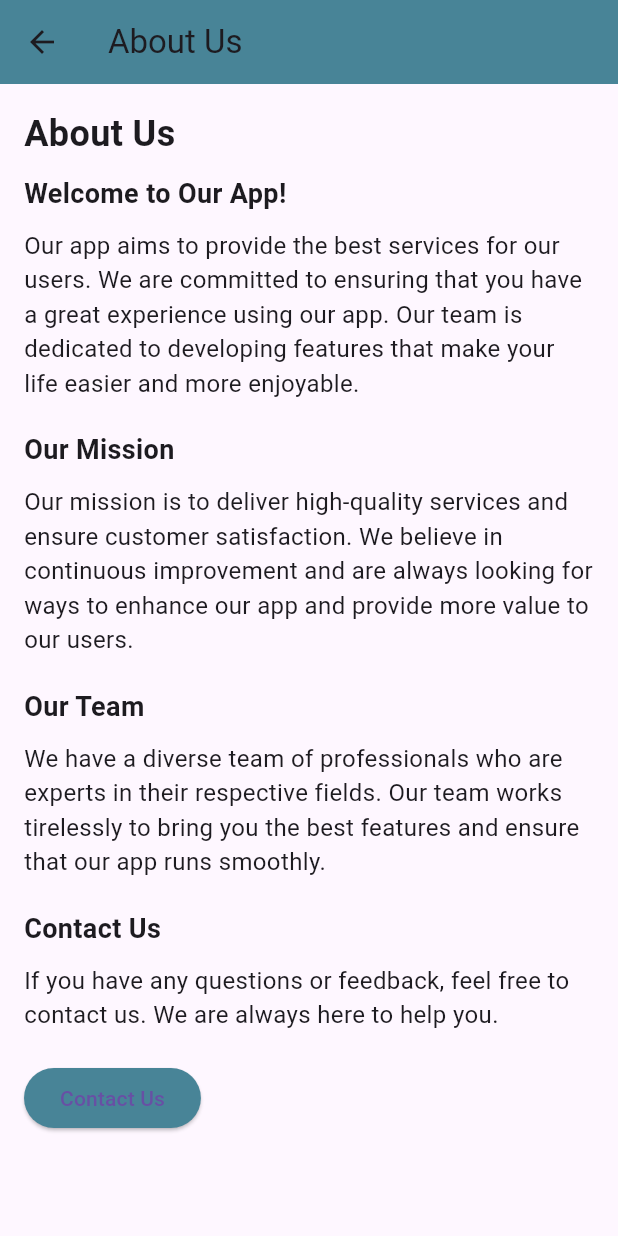
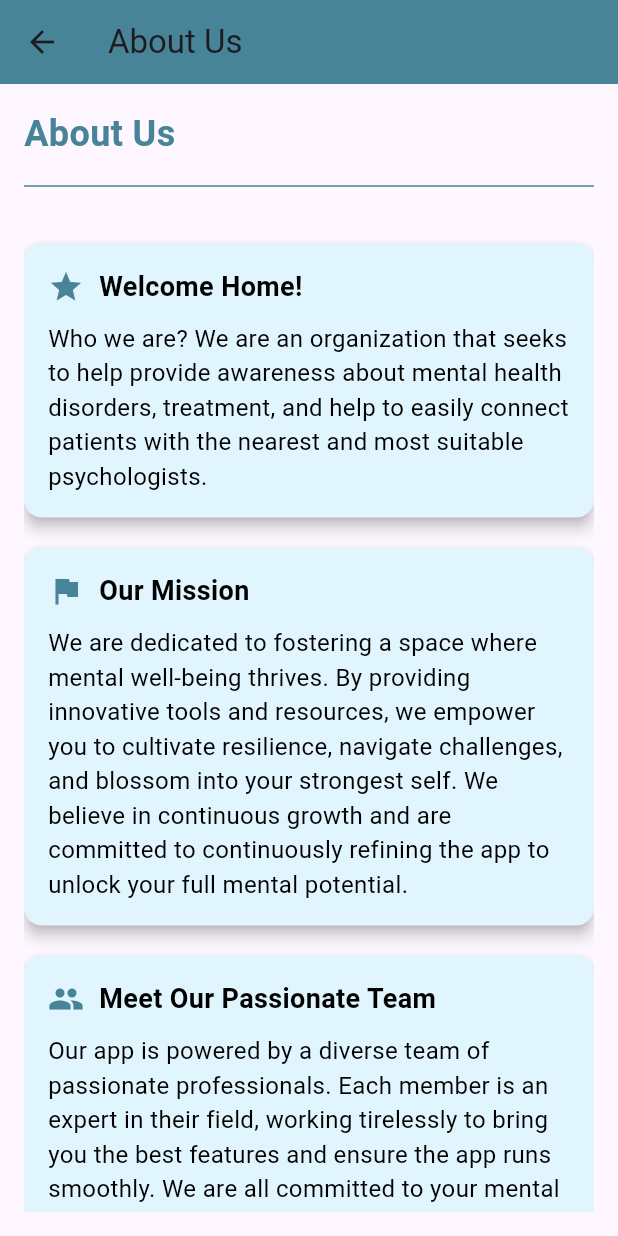
Before and after one commit to SalmHossam/Sherophopia, a Flutter app: the AboutUsPage screen opened by its route, on a phone screen of 412 x 824 dp. Run offline on Flutter 3.47's test engine with Material 3 defaults, Android fonts, the phone set to English and light mode, and no system bars; our stand-ins replace cloud_firestore, file_picker, firebase_auth, firebase_core, firebase_crashlytics, firebase_storage and 11 more; missing offline and left inert: agora_rtc_engine, booking_calendar; accounts and stored records are empty.

Commit message:
Update aboutTab.dart

```diff
--- a/lib/Tabs/aboutTab.dart
+++ b/lib/Tabs/aboutTab.dart
@@ -2,7 +2,8 @@ import 'package:flutter/material.dart';
 import 'package:sherophopia/Tabs/contactTab.dart';
 
 class AboutUsPage extends StatelessWidget {
-  static String routeName="About";
+  static String routeName = "About";
+
   @override
   Widget build(BuildContext context) {
     return Scaffold(
@@ -16,78 +17,158 @@ class AboutUsPage extends StatelessWidget {
           child: Column(
             crossAxisAlignment: CrossAxisAlignment.start,
             children: [
-              Text(
-                'About Us',
-                style: TextStyle(
-                  fontSize: 24,
-                  fontWeight: FontWeight.bold,
-                ),
+              _buildAnimatedHeader(),
+              SizedBox(height: 20),
+              _buildSection(
+                title: 'Welcome Home!',
+                content: 'Who we are? We are an organization that seeks to help provide awareness about mental health disorders, treatment, and help to easily connect patients with the nearest and most suitable psychologists.',
+                icon: Icons.star,
+                backgroundColor: Colors.lightBlue[50],
+                textColor: Colors.black,
               ),
-              SizedBox(height: 10),
-              Text(
-                'Welcome to Our App!',
-                style: TextStyle(
-                  fontSize: 18,
-                  fontWeight: FontWeight.bold,
-                ),
+              _buildSection(
+                title: 'Our Mission',
+                content: 'We are dedicated to fostering a space where mental well-being thrives. By providing innovative tools and resources, we empower you to cultivate resilience, navigate challenges, and blossom into your strongest self. We believe in continuous growth and are committed to continuously refining the app to unlock your full mental potential.',
+                icon: Icons.flag,
+                backgroundColor: Colors.lightBlue[50],
+                textColor: Colors.black,
               ),
-              SizedBox(height: 10),
-              Text(
-                'Our app aims to provide the best services for our users. We are committed to ensuring that you have a great experience using our app. Our team is dedicated to developing features that make your life easier and more enjoyable.',
-                style: TextStyle(fontSize: 16),
+              _buildSection(
+                title: 'Meet Our Passionate Team',
+                content: 'Our app is powered by a diverse team of passionate professionals. Each member is an expert in their field, working tirelessly to bring you the best features and ensure the app runs smoothly. We are all committed to your mental health journey.',
+                icon: Icons.group,
+                backgroundColor: Colors.lightBlue[50],
+                textColor: Colors.black,
+              ),
+              _buildSection(
+                title: 'Our Social Media',
+                content: ' instagram:https://www.instagram.com/sherophobiaa?igsh=NTE1aWg5bGVwOWZy or facebook : follow us we waiting for you .',
+                icon: Icons.perm_media_rounded,
+                backgroundColor: Colors.lightBlue[50],
+                textColor: Colors.black,
+              ),
+              _buildSection(
+                title: 'Contact Us',
+                content: 'If you have any questions or feedback, feel free to contact us. We are always here to help you.',
+                icon: Icons.contact_mail,
+                backgroundColor: Colors.lightBlue[50],
+                textColor: Colors.black,
               ),
               SizedBox(height: 20),
-              Text(
-                'Our Mission',
-                style: TextStyle(
-                  fontSize: 18,
-                  fontWeight: FontWeight.bold,
-                ),
-              ),
-              SizedBox(height: 10),
-              Text(
-                'Our mission is to deliver high-quality services and ensure customer satisfaction. We believe in continuous improvement and are always looking for ways to enhance our app and provide more value to our users.',
-                style: TextStyle(fontSize: 16),
-              ),
-              SizedBox(height: 20),
-              Text(
-                'Our Team',
-                style: TextStyle(
-                  fontSize: 18,
-                  fontWeight: FontWeight.bold,
-                ),
-              ),
-              SizedBox(height: 10),
-              Text(
-                'We have a diverse team of professionals who are experts in their respective fields. Our team works tirelessly to bring you the best features and ensure that our app runs smoothly.',
-                style: TextStyle(fontSize: 16),
-              ),
-              SizedBox(height: 20),
-              Text(
-                'Contact Us',
-                style: TextStyle(
-                  fontSize: 18,
-                  fontWeight: FontWeight.bold,
-                ),
-              ),
-              SizedBox(height: 10),
-              Text(
-                'If you have any questions or feedback, feel free to contact us. We are always here to help you.',
-                style: TextStyle(fontSize: 16),
-              ),
-              SizedBox(height: 20),
-              ElevatedButton(
-                style: ButtonStyle(backgroundColor:
-                MaterialStatePropertyAll(Color.fromRGBO(72, 132, 151, 1))),
-                onPressed: () {
-                   Navigator.pushNamed(context,ContactUsPage.routeName);
-                },
-                child: Text('Contact Us'),
-              ),
+              _buildContactButton(context),
             ],
           ),
         ),
       ),
     );
   }
+
+  Widget _buildAnimatedHeader() {
+    return TweenAnimationBuilder(
+      tween: Tween<double>(begin: 0, end: 1),
+      duration: Duration(seconds: 1),
+      builder: (context, value, child) {
+        return Opacity(
+          opacity: value,
+          child: Column(
+            crossAxisAlignment: CrossAxisAlignment.start,
+            children: [
+              Text(
+                'About Us',
+                style: TextStyle(
+                  fontSize: 24,
+                  fontWeight: FontWeight.bold,
+                  color: Color.fromRGBO(72, 132, 151, 1),
+                ),
+              ),
+              SizedBox(height: 10),
+              Divider(color: Color.fromRGBO(72, 132, 151, 1)),
+            ],
+          ),
+        );
+      },
+    );
+  }
+
+  Widget _buildSection({
+    required String title,
+    required String content,
+    required IconData icon,
+    required Color? backgroundColor,
+    required Color textColor,
+  }) {
+    return TweenAnimationBuilder(
+      tween: Tween<double>(begin: 0, end: 1),
+      duration: Duration(milliseconds: 500),
+      builder: (context, value, child) {
+        return Transform.translate(
+          offset: Offset(0, 30 * (1 - value)),
+          child: Opacity(
+            opacity: value,
+            child: Card(
+              color: backgroundColor,
+              elevation: 4,
+              shape: RoundedRectangleBorder(
+                borderRadius: BorderRadius.circular(12),
+              ),
+              margin: EdgeInsets.symmetric(vertical: 10),
+              child: Padding(
+                padding: const EdgeInsets.all(16.0),
+                child: Column(
+                  crossAxisAlignment: CrossAxisAlignment.start,
+                  children: [
+                    Row(
+                      children: [
+                        Icon(icon, color: Color.fromRGBO(72, 132, 151, 1)),
+                        SizedBox(width: 10),
+                        Text(
+                          title,
+                          style: TextStyle(
+                            fontSize: 18,
+                            fontWeight: FontWeight.bold,
+                            color: textColor,
+                          ),
+                        ),
+                      ],
+                    ),
+                    SizedBox(height: 10),
+                    Text(
+                      content,
+                      style: TextStyle(fontSize: 16, color: textColor),
+                    ),
+                  ],
+                ),
+              ),
+            ),
+          ),
+        );
+      },
+    );
+  }
+
+  Widget _buildContactButton(BuildContext context) {
+    return Center(
+      child: ElevatedButton(
+        style: ButtonStyle(
+          backgroundColor: MaterialStatePropertyAll(
+            Color.fromRGBO(72, 132, 151, 1),
+          ),
+          padding: MaterialStatePropertyAll(
+            EdgeInsets.symmetric(vertical: 12, horizontal: 24),
+          ),
+          shape: MaterialStatePropertyAll(
+            RoundedRectangleBorder(borderRadius: BorderRadius.circular(8)),
+          ),
+          elevation: MaterialStatePropertyAll(4),
+        ),
+        onPressed: () {
+          Navigator.pushNamed(context, ContactUsPage.routeName);
+        },
+        child: Text(
+          'Contact Us',
+          style: TextStyle(fontSize: 16, color: Colors.white),
+        ),
+      ),
+    );
+  }
 }
```
